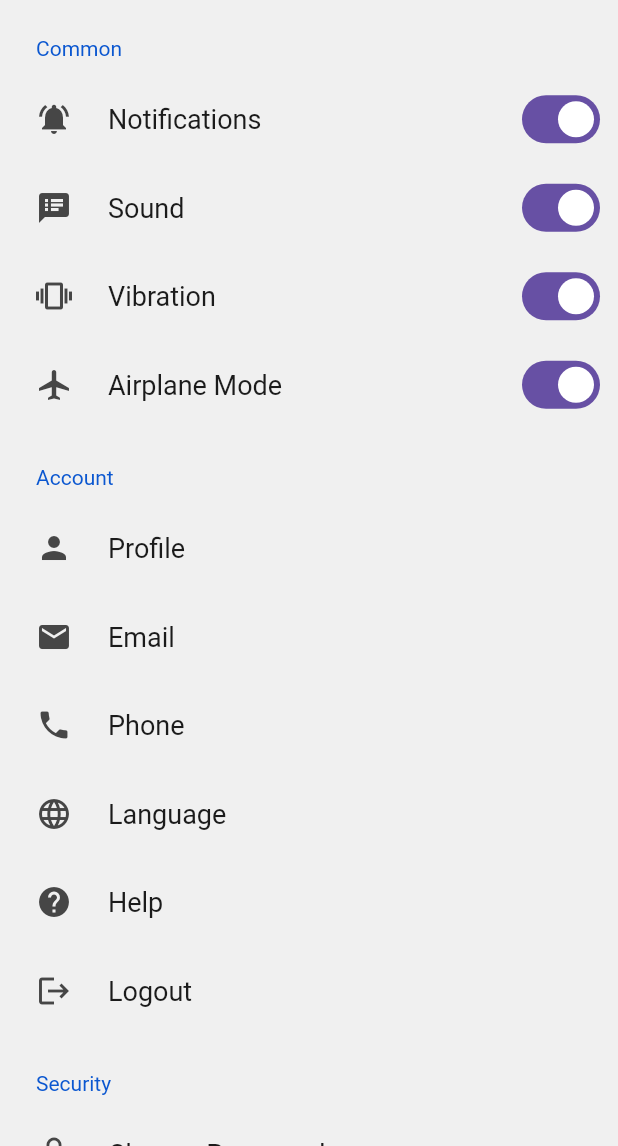
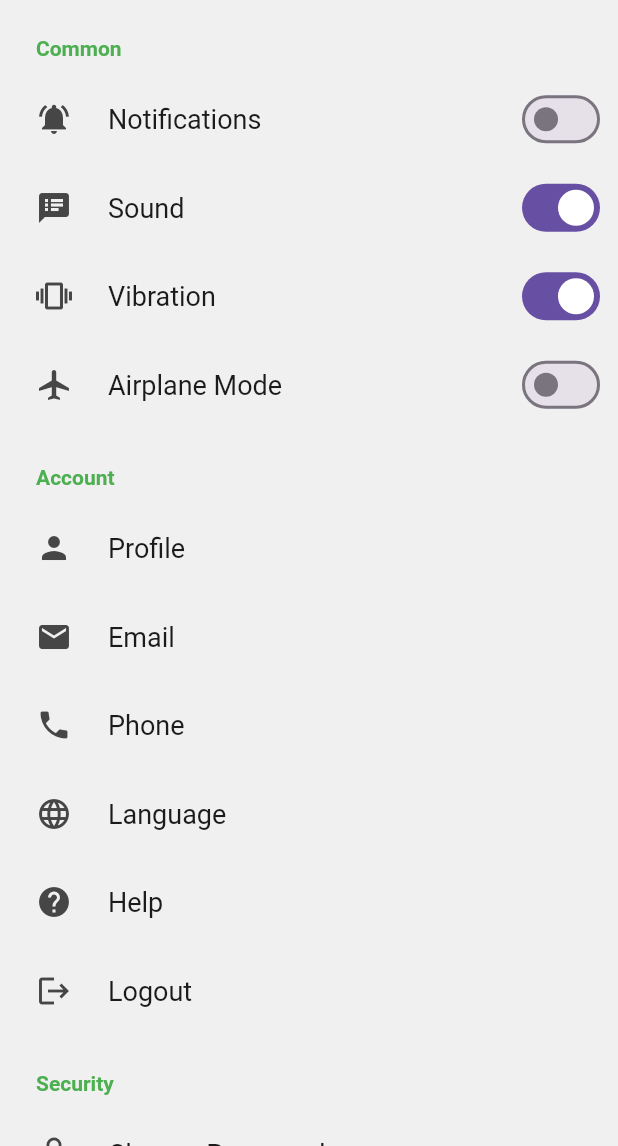
Before and after one commit to Aurits/webmail_v3, a Flutter app: the SettingsPage screen opened by its route, on a phone screen of 412 x 824 dp, the part 90-1236 px from its top. Run offline on Flutter 3.47's test engine with Material 3 defaults, Android fonts, the phone set to English and light mode, and no system bars; drawn by our look-alikes of settings_ui; our stand-ins replace dio, flutter_form_builder, flutter_widget_from_html, form_builder_validators, sqflite; accounts and stored records are empty.

Commit message:
Dec 1, 2023, 11:39 AM

```diff
--- a/lib/pages/settings/settings.dart
+++ b/lib/pages/settings/settings.dart
@@ -27,13 +27,17 @@ class SettingsPage extends StatelessWidget {
       body: SettingsList(
         sections: [
           SettingsSection(
-            title: const Text('Common'),
+            title: const Text('Common',
+                style: TextStyle(
+                    fontSize: 14,
+                    color: Colors.green,
+                    fontWeight: FontWeight.bold)),
             tiles: <SettingsTile>[
               SettingsTile.switchTile(
                 onToggle: (value) {},
                 leading: const Icon(Icons.notifications_active),
                 title: const Text('Notifications'),
-                initialValue: true,
+                initialValue: false,
               ),
               SettingsTile.switchTile(
                 onToggle: (value) {},
@@ -51,12 +55,16 @@ class SettingsPage extends StatelessWidget {
                 onToggle: (value) {},
                 leading: const Icon(Icons.airplanemode_active),
                 title: const Text('Airplane Mode'),
-                initialValue: true,
+                initialValue: false,
               ),
             ],
           ),
           SettingsSection(
-            title: const Text('Account'),
+            title: const Text('Account',
+                style: TextStyle(
+                    fontSize: 14,
+                    color: Colors.green,
+                    fontWeight: FontWeight.bold)),
             tiles: <SettingsTile>[
               SettingsTile(
                 leading: const Icon(Icons.person),
@@ -86,12 +94,18 @@ class SettingsPage extends StatelessWidget {
               SettingsTile(
                 leading: const Icon(Icons.logout),
                 title: const Text('Logout'),
-                onPressed: (BuildContext context) {},
+                onPressed: (BuildContext context) {
+                  Navigator.pushNamed(context, '/login');
+                },
               ),
             ],
           ),
           SettingsSection(
-            title: const Text('Security'),
+            title: const Text('Security',
+                style: TextStyle(
+                    fontSize: 14,
+                    color: Colors.green,
+                    fontWeight: FontWeight.bold)),
             tiles: <SettingsTile>[
               SettingsTile(
                 leading: const Icon(Icons.lock),
```
